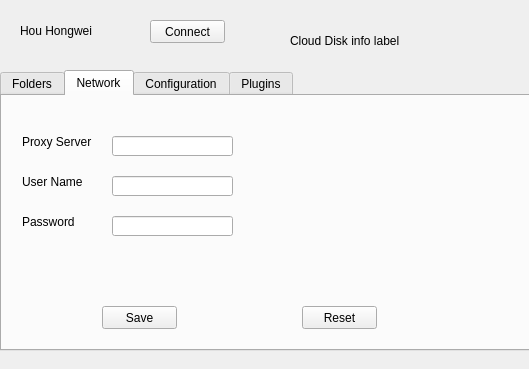
Qt form lib/ui/UniFileSyncPop.ui (neilhhw/BaiduYunPanPython) before a commit.
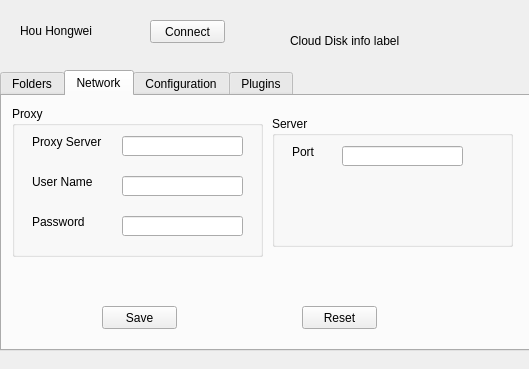
The same form after that commit. The open tabs and pages were chosen to show the change.

Commit message: Add group in network, add plugin icon, make remove work

Patch:
```diff
--- a/lib/ui/UniFileSyncPop.ui
+++ b/lib/ui/UniFileSyncPop.ui
@@ -134,75 +134,6 @@
     <attribute name="title">
      <string>Network</string>
     </attribute>
-    <widget class="QLabel" name="serverLabel">
-     <property name="geometry">
-      <rect>
-       <x>20</x>
-       <y>30</y>
-       <width>91</width>
-       <height>31</height>
-      </rect>
-     </property>
-     <property name="text">
-      <string>Proxy Server</string>
-     </property>
-    </widget>
-    <widget class="QLineEdit" name="serverLineEdit">
-     <property name="geometry">
-      <rect>
-       <x>110</x>
-       <y>40</y>
-       <width>121</width>
-       <height>20</height>
-      </rect>
-     </property>
-    </widget>
-    <widget class="QLabel" name="proxyNameLabel">
-     <property name="geometry">
-      <rect>
-       <x>20</x>
-       <y>70</y>
-       <width>91</width>
-       <height>31</height>
-      </rect>
-     </property>
-     <property name="text">
-      <string>User Name</string>
-     </property>
-    </widget>
-    <widget class="QLineEdit" name="proxyNameLineEdit">
-     <property name="geometry">
-      <rect>
-       <x>110</x>
-       <y>80</y>
-       <width>121</width>
-       <height>20</height>
-      </rect>
-     </property>
-    </widget>
-    <widget class="QLabel" name="proxyPwdLabel">
-     <property name="geometry">
-      <rect>
-       <x>20</x>
-       <y>110</y>
-       <width>91</width>
-       <height>31</height>
-      </rect>
-     </property>
-     <property name="text">
-      <string>Password</string>
-     </property>
-    </widget>
-    <widget class="QLineEdit" name="proxyPwdLineEdit">
-     <property name="geometry">
-      <rect>
-       <x>110</x>
-       <y>120</y>
-       <width>121</width>
-       <height>20</height>
-      </rect>
-     </property>
-    </widget>
     <widget class="QPushButton" name="saveBtn">
      <property name="geometry">
       <rect>
@@ -229,6 +160,124 @@
       <string>Reset</string>
      </property>
     </widget>
+    <widget class="QGroupBox" name="proxyGroup">
+     <property name="geometry">
+      <rect>
+       <x>10</x>
+       <y>10</y>
+       <width>251</width>
+       <height>151</height>
+      </rect>
+     </property>
+     <property name="title">
+      <string>Proxy</string>
+     </property>
+     <widget class="QLineEdit" name="proxyPwdLineEdit">
+      <property name="geometry">
+       <rect>
+        <x>110</x>
+        <y>110</y>
+        <width>121</width>
+        <height>20</height>
+       </rect>
+      </property>
+     </widget>
+     <widget class="QLineEdit" name="proxyNameLineEdit">
+      <property name="geometry">
+       <rect>
+        <x>110</x>
+        <y>70</y>
+        <width>121</width>
+        <height>20</height>
+       </rect>
+      </property>
+     </widget>
+     <widget class="QLabel" name="serverLabel">
+      <property name="geometry">
+       <rect>
+        <x>20</x>
+        <y>20</y>
+        <width>91</width>
+        <height>31</height>
+       </rect>
+      </property>
+      <property name="text">
+       <string>Proxy Server</string>
+      </property>
+     </widget>
+     <widget class="QLabel" name="proxyNameLabel">
+      <property name="geometry">
+       <rect>
+        <x>20</x>
+        <y>60</y>
+        <width>91</width>
+        <height>31</height>
+       </rect>
+      </property>
+      <property name="text">
+       <string>User Name</string>
+      </property>
+     </widget>
+     <widget class="QLineEdit" name="serverLineEdit">
+      <property name="geometry">
+       <rect>
+        <x>110</x>
+        <y>30</y>
+        <width>121</width>
+        <height>20</height>
+       </rect>
+      </property>
+     </widget>
+     <widget class="QLabel" name="proxyPwdLabel">
+      <property name="geometry">
+       <rect>
+        <x>20</x>
+        <y>100</y>
+        <width>91</width>
+        <height>31</height>
+       </rect>
+      </property>
+      <property name="text">
+       <string>Password</string>
+      </property>
+     </widget>
+    </widget>
+    <widget class="QGroupBox" name="serverGroup">
+     <property name="geometry">
+      <rect>
+       <x>270</x>
+       <y>20</y>
+       <width>241</width>
+       <height>131</height>
+      </rect>
+     </property>
+     <property name="title">
+      <string>Server</string>
+     </property>
+     <widget class="QLineEdit" name="portLineEdit">
+      <property name="geometry">
+       <rect>
+        <x>70</x>
+        <y>30</y>
+        <width>121</width>
+        <height>20</height>
+       </rect>
+      </property>
+     </widget>
+     <widget class="QLabel" name="portLabel">
+      <property name="geometry">
+       <rect>
+        <x>20</x>
+        <y>20</y>
+        <width>51</width>
+        <height>31</height>
+       </rect>
+      </property>
+      <property name="text">
+       <string>Port</string>
+      </property>
+     </widget>
+    </widget>
    </widget>
    <widget class="QWidget" name="confTab">
     <attribute name="title">
```
Left out of the diff: 8 changed lines with no effect on the pictures. The commit also changes 5 other files.
